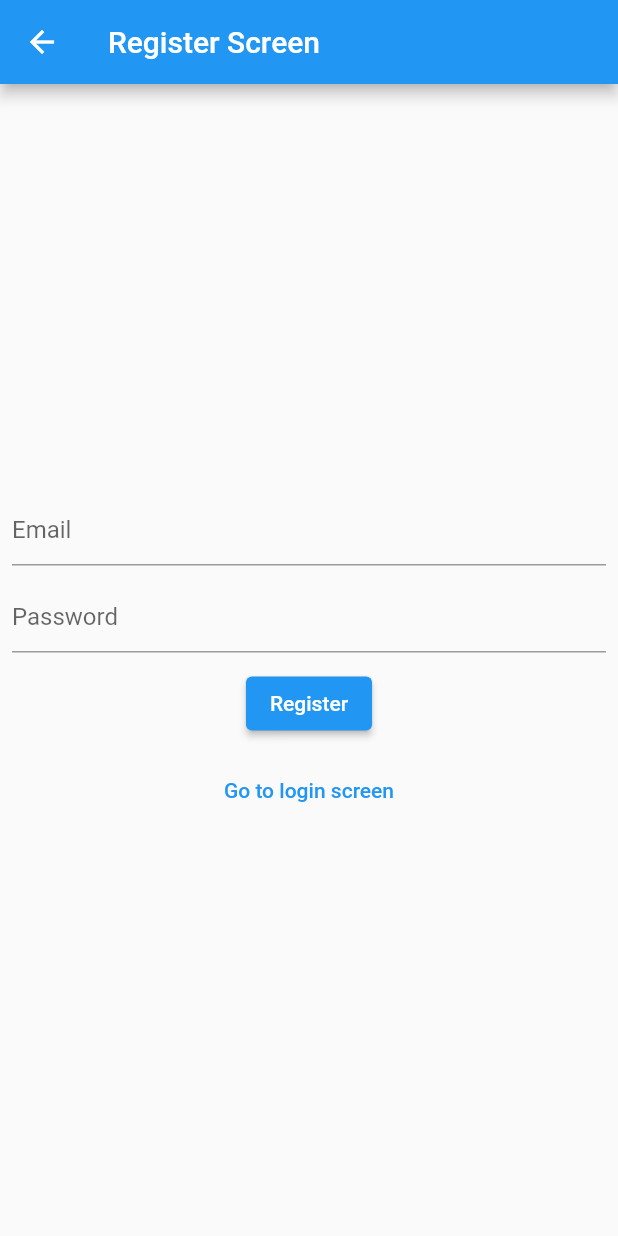
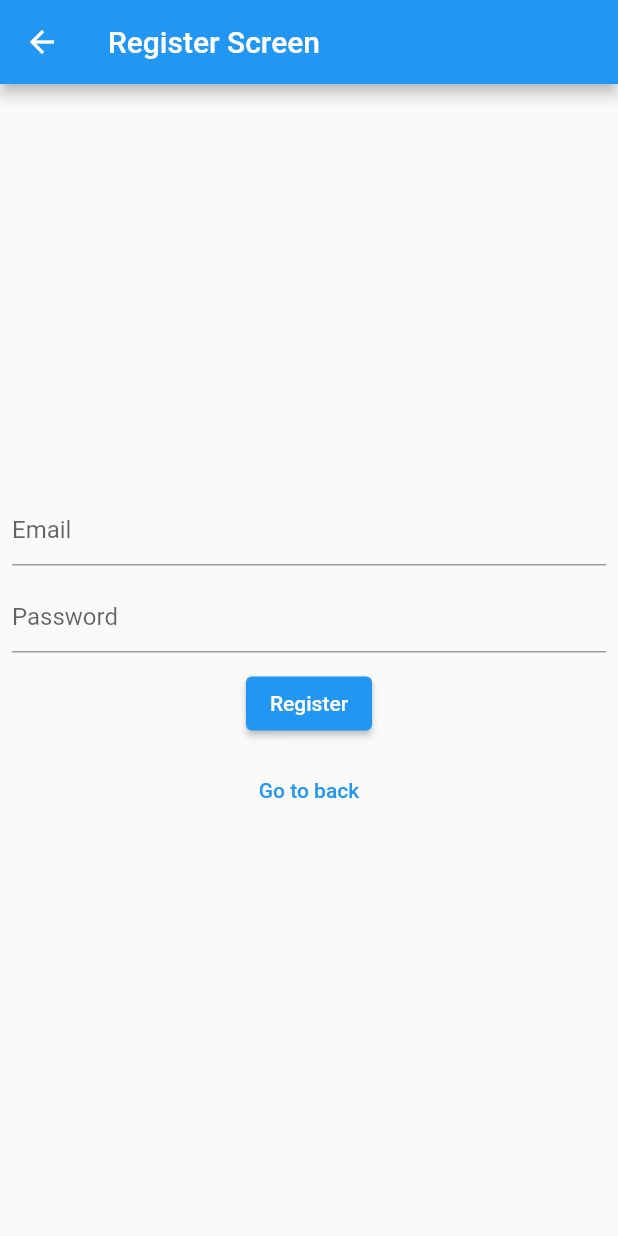
Before and after one commit to devprasad95/firebase_task_manager, a Flutter app: the RegisterScreen screen opened directly, on a phone screen of 412 x 824 dp. Run offline on Flutter 3.47's test engine with Material 2 defaults, Android fonts, the phone set to English and light mode, and no system bars; our stand-ins replace cloud_firestore, firebase_auth, firebase_core, flutter_slidable; accounts and stored records are empty.

Commit message:
Update register_screen.dart

```diff
--- a/lib/views/register_screen.dart
+++ b/lib/views/register_screen.dart
@@ -63,7 +63,7 @@ class _RegisterScreenState extends State<RegisterScreen> {
               onPressed: () {
                 Navigator.of(context).pop();
               },
-              child: const Text('Go to login screen'),
+              child: const Text('Go to back'),
             ),
           ],
         ),
```
